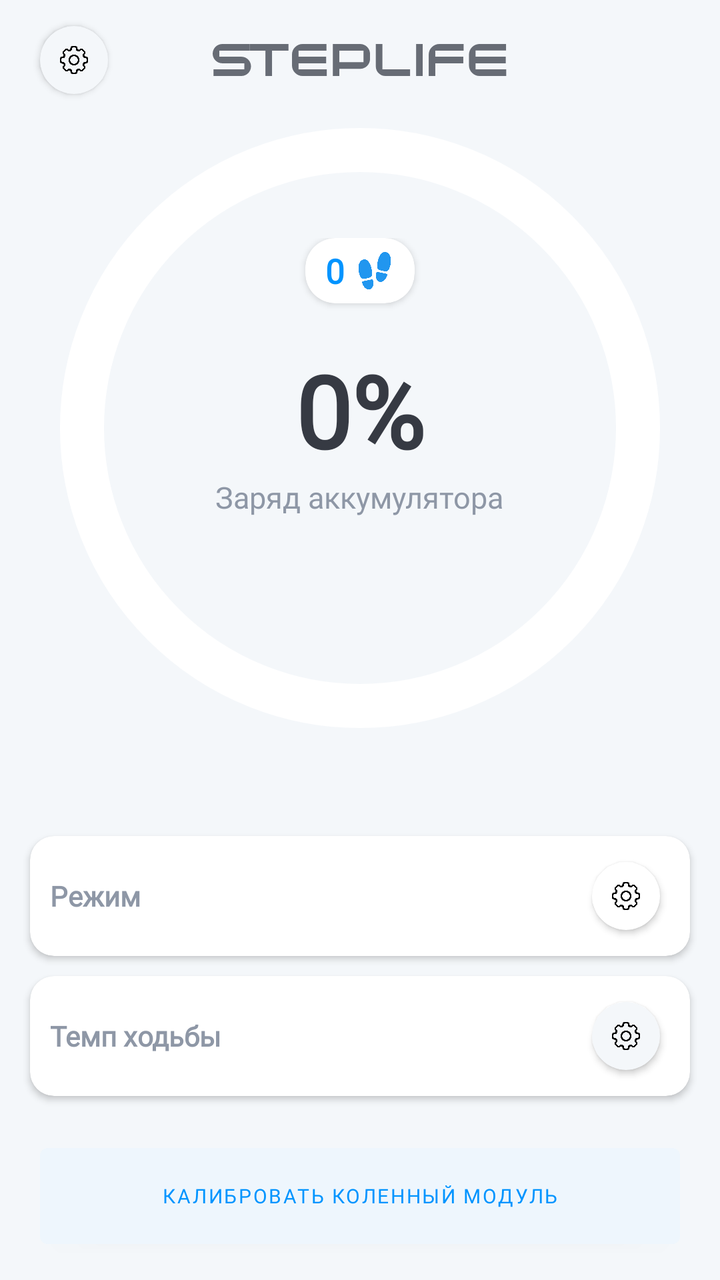
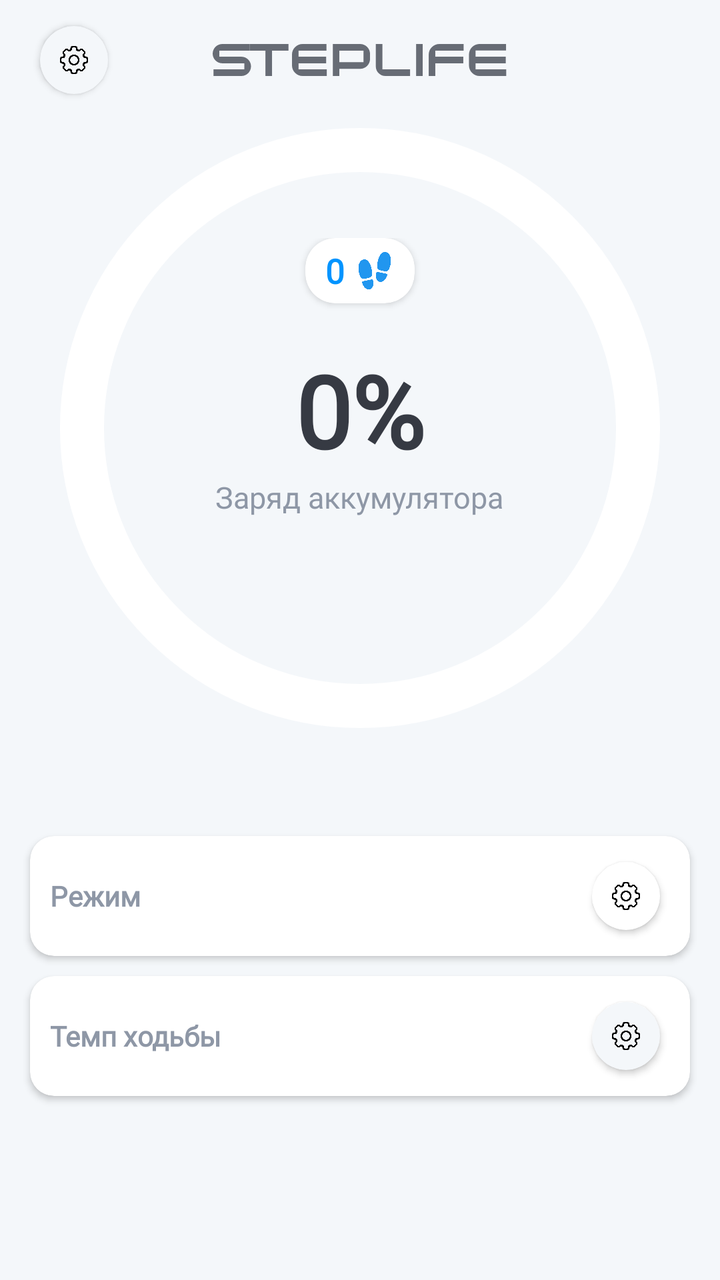

An Android layout rendered at two revisions. The XML below is the earlier revision; the diff shows what the commit changed to produce the second picture.
<!-- AndroidManifest.xml: application theme Theme.StepLifeApp -->
<!-- res/layout/fragment_dashboard.xml -->
<?xml version="1.0" encoding="utf-8"?>
<FrameLayout xmlns:android="http://schemas.android.com/apk/res/android"
    xmlns:app="http://schemas.android.com/apk/res-auto"
    xmlns:tools="http://schemas.android.com/tools"
    android:layout_width="match_parent"
    android:background="@color/MainGray"
    android:theme="@style/Theme.StepLifeApp.NoActionBar"
    android:layout_height="match_parent"
    tools:context=".ui.dashboard.DashboardFragment">




    <LinearLayout
        android:layout_width="match_parent"
        android:orientation="vertical"
        android:layout_height="match_parent">

        <FrameLayout
            android:layout_width="match_parent"
            android:layout_height="60dp"
            android:layout_marginTop="0dp">

            <ImageView
                android:id="@+id/imageView3"
                android:layout_width="wrap_content"
                android:layout_gravity="center"
                android:layout_height="wrap_content"
                android:src="@drawable/logosteplifebase" />


            <androidx.cardview.widget.CardView
                android:layout_width="34dp"
                android:layout_height="34dp"
                android:layout_gravity="left|center_vertical"
                android:id="@+id/SettingModuleButton"
                android:layout_marginLeft="20dp"
                android:backgroundTint="@color/MainGray"
                app:cardCornerRadius="100dp">
                <ImageView

                    android:layout_width="match_parent"
                    android:layout_height="match_parent"
                    android:layout_gravity="center"
                    android:backgroundTint="@color/MainGray"

                    android:padding="10dp"

                    android:src="@drawable/free_icon_gear_1160356" />
            </androidx.cardview.widget.CardView>
        </FrameLayout>


        <FrameLayout
            android:layout_width="match_parent"
            android:layout_height="wrap_content">

            <com.google.android.material.progressindicator.CircularProgressIndicator
                android:id="@+id/ProgressBarBatteryCharge"
                app:indicatorSize="300dp"
                android:progress="0"
                android:layout_gravity="center"
                app:trackCornerRadius="15dp"
                app:trackThickness="22dp"
                android:rotation="360"
                app:trackColor="@color/white"
                app:indicatorColor="@color/MainBlue"
                android:layout_width="wrap_content"
                android:layout_height="wrap_content" />

            <LinearLayout
                android:layout_width="match_parent"
                android:layout_height="wrap_content"
                android:layout_marginBottom="25dp"
                android:orientation="vertical"
                android:layout_gravity="center"
                android:gravity="top">

                <androidx.cardview.widget.CardView
                    android:layout_marginBottom="20dp"
                    android:layout_width="wrap_content"
                    android:layout_gravity="center_horizontal"
                    app:cardCornerRadius="15dp"
                    android:layout_height="wrap_content">
                    <LinearLayout
                        android:layout_width="wrap_content"
                        android:layout_height="wrap_content"
                        android:orientation="horizontal"
                        android:layout_marginLeft="10dp"
                        android:layout_marginTop="5dp"
                        android:layout_marginBottom="5dp"
                        android:layout_marginRight="10dp"
                        android:gravity="center">
                        <TextView
                            android:textStyle="bold"
                            android:layout_gravity="center"
                            android:fontFamily="@font/normalidadcompactbold"
                            android:layout_width="wrap_content"
                            android:layout_height="wrap_content"
                            android:text="0"
                            android:textColor="@color/MainBlue"
                            android:textSize="17dp"/>

                        <ImageView
                            android:layout_marginLeft="5dp"
                            android:layout_width="20dp"
                            android:layout_height="20dp"
                            android:src="@drawable/footstep"/>
                    </LinearLayout>
                </androidx.cardview.widget.CardView>

                <TextView
                    android:id="@+id/TextViewBatteryCharge"
                    android:textStyle="bold"
                    android:layout_gravity="center"
                    android:fontFamily="@font/normalidadcompactbold"
                    android:layout_width="wrap_content"
                    android:layout_height="wrap_content"
                    android:text="0%"
                    android:textColor="@color/BlackSviut"
                    android:textSize="50dp"/>
                <TextView
                    android:textSize="15dp"
                    android:fontFamily="@font/normalidadcompactbold"
                    android:textColor="@color/MainGrayText"
                    android:layout_gravity="center_horizontal"
                    android:layout_width="wrap_content"
                    android:layout_height="wrap_content"
                    android:text="Заряд аккумулятора" />
            </LinearLayout>
        </FrameLayout>


        <androidx.cardview.widget.CardView
            android:layout_marginTop="50dp"
            android:layout_width="match_parent"
            android:layout_marginLeft="15dp"
            android:layout_marginRight="15dp"
            android:layout_height="60dp"
            app:cardCornerRadius="12dp">
            <TextView
                android:textStyle="bold"
                android:layout_marginLeft="10dp"
                android:layout_gravity="left|center_vertical"
                android:fontFamily="@font/montserratregular"
                android:layout_width="wrap_content"
                android:layout_height="wrap_content"
                android:text="Режим"
                android:textColor="@color/MainGrayText"
                android:textSize="14dp"/>

            <androidx.cardview.widget.CardView
                android:layout_width="34dp"
                android:layout_height="34dp"
                android:layout_gravity="right|center_vertical"
                android:layout_marginRight="15dp"
                android:backgroundTint="@color/white"
                app:cardCornerRadius="100dp">
                <ImageView
                    android:layout_width="match_parent"
                    android:layout_height="match_parent"
                    android:layout_gravity="center"
                    android:padding="10dp"
                    android:src="@drawable/free_icon_gear_1160356" />
            </androidx.cardview.widget.CardView>
        </androidx.cardview.widget.CardView>

        <androidx.cardview.widget.CardView
            android:layout_marginTop="10dp"
            android:layout_width="match_parent"
            android:layout_marginLeft="15dp"
            android:layout_marginRight="15dp"
            android:layout_height="60dp"
            app:cardCornerRadius="12dp">
            <TextView
                android:textStyle="bold"
                android:layout_marginLeft="10dp"
                android:layout_gravity="left|center_vertical"
                android:fontFamily="@font/montserratregular"
                android:layout_width="wrap_content"
                android:layout_height="wrap_content"
                android:text="Темп ходьбы"
                android:textColor="@color/MainGrayText"
                android:textSize="14dp"/>

            <androidx.cardview.widget.CardView
                android:layout_width="34dp"
                android:layout_height="34dp"
                android:layout_gravity="right|center_vertical"
                android:layout_marginRight="15dp"
                android:backgroundTint="@color/MainGray"
                app:cardCornerRadius="100dp">
                <ImageView
                    android:layout_width="match_parent"
                    android:layout_height="match_parent"
                    android:layout_gravity="center"
                    android:backgroundTint="@color/MainGray"
                    android:padding="10dp"
                    android:src="@drawable/free_icon_gear_1160356" />
            </androidx.cardview.widget.CardView>
        </androidx.cardview.widget.CardView>

        <Button
            android:layout_width="match_parent"
            android:layout_marginTop="20dp"
            android:layout_height="60dp"
            android:gravity="center"
            android:layout_marginRight="20dp"
            android:layout_marginLeft="20dp"
            android:textSize="10dp"
            android:textColor="@color/MainBlue"
            android:backgroundTint="@color/secondBlue"
            android:layout_gravity="bottom"
            android:fontFamily="@font/montserratsemibold"
            android:text="Калибровать коленный модуль"/>


    </LinearLayout>

</FrameLayout>
<!-- resources referenced by this layout -->
<resources>
  <color name="BlackSviut">#363A43</color>
  <color name="MainBlue">#0094FF</color>
  <color name="MainGray">#F4F7FA</color>
  <color name="MainGrayText">#8E97A6</color>
  <color name="secondBlue">#eef6fd</color>
  <color name="white">#FFFFFFFF</color>
  <!-- drawable footstep: png bitmap (drawable, 34307 bytes) -->
  <!-- drawable free_icon_gear_1160356: png bitmap (drawable, 23259 bytes) -->
  <!-- drawable logosteplifebase: vector/xml drawable (drawable, 2106 chars, omitted) -->
  <style name="Theme.StepLifeApp.NoActionBar">
          <item name="windowActionBar">false</item>
          <item name="windowNoTitle">true</item>
          <item name="windowActionBarOverlay">true</item>
          <item name="android:windowTranslucentNavigation">true</item>
          <item name="android:statusBarColor">@android:color/transparent</item>
          <item name="android:windowActivityTransitions">true</item>
      </style>
  <style name="Theme.StepLifeApp" parent="Theme.MaterialComponents.DayNight.DarkActionBar">
          
  
          
  
          
          <item name="android:statusBarColor">@android:color/transparent</item>
          
      </style>
</resources>

<!-- the commit's change to res/layout/fragment_dashboard.xml (unified diff, before → after) -->
@@ -92,6 +92,7 @@
                         android:layout_marginRight="10dp"
                         android:gravity="center">
                         <TextView
+                            android:id="@+id/TextViewFoot"
                             android:textStyle="bold"
                             android:layout_gravity="center"
                             android:fontFamily="@font/normalidadcompactbold"
@@ -120,6 +121,7 @@
                     android:textColor="@color/BlackSviut"
                     android:textSize="50dp"/>
                 <TextView
+                    android:id="@+id/TextBattery"
                     android:textSize="15dp"
                     android:fontFamily="@font/normalidadcompactbold"
                     android:textColor="@color/MainGrayText"
@@ -132,6 +134,7 @@
 
 
         <androidx.cardview.widget.CardView
+            android:id="@+id/TypeProthesisModuleCardButton"
             android:layout_marginTop="50dp"
             android:layout_width="match_parent"
             android:layout_marginLeft="15dp"
@@ -201,6 +204,8 @@
         </androidx.cardview.widget.CardView>
 
         <Button
+            android:visibility="gone"
+            android:id="@+id/CalibationModuleButton"
             android:layout_width="match_parent"
             android:layout_marginTop="20dp"
             android:layout_height="60dp"
